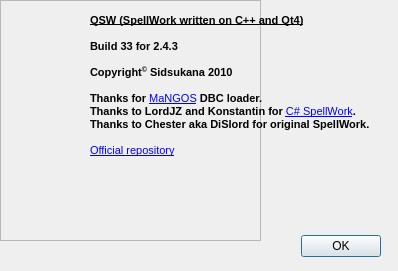
Old version of the form QSW/AboutFormUI.ui in the repository sidsukana/QSpellWork.
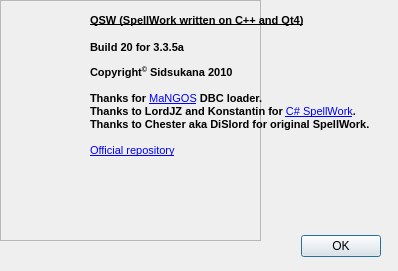
New version of the form. Icons and pictures are not drawn.

```diff
--- a/QSW/AboutFormUI.ui
+++ b/QSW/AboutFormUI.ui
@@ -83,7 +83,7 @@
 &lt;/style&gt;&lt;/head&gt;&lt;body style=&quot; font-family:'MS Shell Dlg 2'; font-size:8.25pt; font-weight:400; font-style:normal;&quot;&gt;
 &lt;p style=&quot; margin-top:0px; margin-bottom:0px; margin-left:0px; margin-right:0px; -qt-block-indent:0; text-indent:0px;&quot;&gt;&lt;span style=&quot; font-size:8pt; font-weight:600; text-decoration: underline;&quot;&gt;QSW (SpellWork written on C++ and Qt4)&lt;/span&gt;&lt;span style=&quot; font-size:8pt;&quot;&gt; &lt;/span&gt;&lt;/p&gt;
 &lt;p style=&quot;-qt-paragraph-type:empty; margin-top:0px; margin-bottom:0px; margin-left:0px; margin-right:0px; -qt-block-indent:0; text-indent:0px; font-size:8pt; font-weight:600;&quot;&gt;&lt;/p&gt;
-&lt;p style=&quot; margin-top:0px; margin-bottom:0px; margin-left:0px; margin-right:0px; -qt-block-indent:0; text-indent:0px;&quot;&gt;&lt;span style=&quot; font-size:8pt; font-weight:600;&quot;&gt;Build 33 for 2.4.3&lt;/span&gt;&lt;/p&gt;
+&lt;p style=&quot;-qt-paragraph-type:empty; margin-top:0px; margin-bottom:0px; margin-left:0px; margin-right:0px; -qt-block-indent:0; text-indent:0px; font-size:8pt;&quot;&gt;&lt;/p&gt;
 &lt;p style=&quot;-qt-paragraph-type:empty; margin-top:0px; margin-bottom:0px; margin-left:0px; margin-right:0px; -qt-block-indent:0; text-indent:0px; font-size:8pt; font-weight:600;&quot;&gt;&lt;/p&gt;
 &lt;p style=&quot; margin-top:0px; margin-bottom:0px; margin-left:0px; margin-right:0px; -qt-block-indent:0; text-indent:0px;&quot;&gt;&lt;span style=&quot; font-size:8pt; font-weight:600;&quot;&gt;Copyright&lt;/span&gt;&lt;span style=&quot; font-size:8pt; font-weight:600; vertical-align:super;&quot;&gt;©&lt;/span&gt;&lt;span style=&quot; font-size:8pt; font-weight:600;&quot;&gt; Sidsukana 2010&lt;/span&gt;&lt;/p&gt;
 &lt;p style=&quot;-qt-paragraph-type:empty; margin-top:0px; margin-bottom:0px; margin-left:0px; margin-right:0px; -qt-block-indent:0; text-indent:0px; font-size:8pt; font-weight:600;&quot;&gt;&lt;/p&gt;
@@ -94,9 +94,23 @@
 &lt;p style=&quot; margin-top:0px; margin-bottom:0px; margin-left:0px; margin-right:0px; -qt-block-indent:0; text-indent:0px;&quot;&gt;&lt;a href=&quot;http://bitbucket.org/sidsukana/qsw&quot;&gt;&lt;span style=&quot; font-size:8pt; text-decoration: underline; color:#0000ff;&quot;&gt;Official repository&lt;/span&gt;&lt;/a&gt;&lt;/p&gt;&lt;/body&gt;&lt;/html&gt;</string>
    </property>
   </widget>
-  <zorder>frame</zorder>
-  <zorder>buttonBox</zorder>
-  <zorder>label</zorder>
+  <widget class="QLabel" name="versionLabel">
+    <property name="geometry">
+        <rect>
+        <x>90</x>
+        <y>40</y>
+        <width>301</width>
+        <height>16</height>
+        </rect>
+    </property>
+    <property name="text">
+        <string>&lt;!DOCTYPE HTML PUBLIC &quot;-//W3C//DTD HTML 4.0//EN&quot; &quot;http://www.w3.org/TR/REC-html40/strict.dtd&quot;&gt;
+&lt;html&gt;&lt;head&gt;&lt;meta name=&quot;qrichtext&quot; content=&quot;1&quot; /&gt;&lt;style type=&quot;text/css&quot;&gt;
+p, li { white-space: pre-wrap; }
+&lt;/style&gt;&lt;/head&gt;&lt;body style=&quot; font-family:'MS Shell Dlg 2'; font-size:8.25pt; font-weight:400; font-style:normal;&quot;&gt;
+&lt;p style=&quot; margin-top:0px; margin-bottom:0px; margin-left:0px; margin-right:0px; -qt-block-indent:0; text-indent:0px;&quot;&gt;&lt;span style=&quot; font-size:8pt; font-weight:600;&quot;&gt;Build 20 for 3.3.5a&lt;/span&gt;&lt;/p&gt;&lt;/body&gt;&lt;/html&gt;</string>
+    </property>
+    </widget>
  </widget>
  <resources>
   <include location="SpellWork.qrc"/>
```
